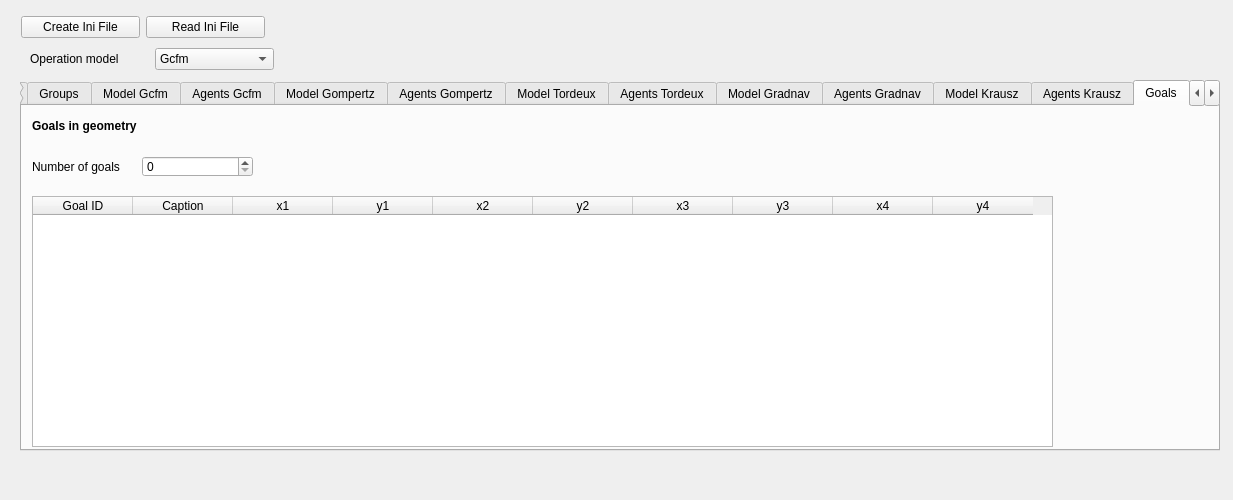
Old version of the form forms/inifilewidget.ui in the repository JuPedSim/jpseditor.
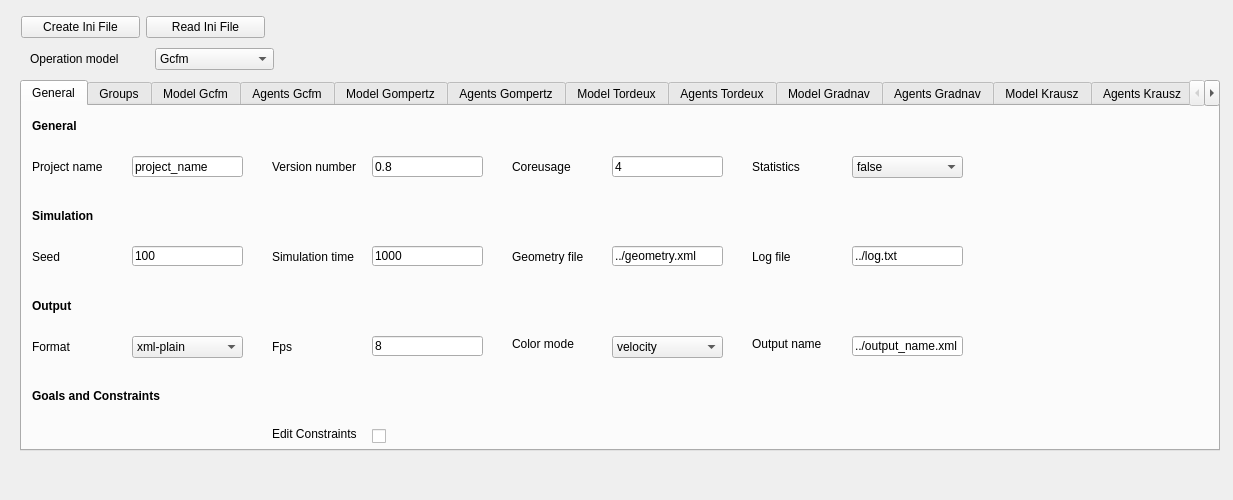
New version of the form. The open tabs and pages were chosen to show the change.

Commit message: Remove goal in inifile widget

The edit to the form file:
```diff
--- a/forms/inifilewidget.ui
+++ b/forms/inifilewidget.ui
@@ -35,7 +35,7 @@
     <string notr="true"/>
    </property>
    <property name="currentIndex">
-    <number>1</number>
+    <number>0</number>
    </property>
    <widget class="QWidget" name="tab_general">
     <attribute name="title">
@@ -318,32 +318,6 @@
       <string>&lt;html&gt;&lt;head/&gt;&lt;body&gt;&lt;p&gt;&lt;span style=&quot; font-weight:600;&quot;&gt;Goals and Constraints&lt;/span&gt;&lt;/p&gt;&lt;/body&gt;&lt;/html&gt;</string>
      </property>
     </widget>
-    <widget class="QCheckBox" name="checkBox_general_1">
-     <property name="geometry">
-      <rect>
-       <x>110</x>
-       <y>320</y>
-       <width>31</width>
-       <height>21</height>
-      </rect>
-     </property>
-     <property name="text">
-      <string/>
-     </property>
-    </widget>
-    <widget class="QLabel" name="label_general_13">
-     <property name="geometry">
-      <rect>
-       <x>10</x>
-       <y>320</y>
-       <width>91</width>
-       <height>16</height>
-      </rect>
-     </property>
-     <property name="text">
-      <string>Edit Goals</string>
-     </property>
-    </widget>
     <widget class="QLabel" name="label_general_14">
      <property name="geometry">
       <rect>
@@ -3960,107 +3934,6 @@
      </property>
     </widget>
    </widget>
-   <widget class="QWidget" name="tab_goals">
-    <attribute name="title">
-     <string>Goals</string>
-    </attribute>
-    <widget class="QLabel" name="label_goals_a">
-     <property name="geometry">
-      <rect>
-       <x>10</x>
-       <y>10</y>
-       <width>111</width>
-       <height>21</height>
-      </rect>
-     </property>
-     <property name="text">
-      <string>&lt;html&gt;&lt;head/&gt;&lt;body&gt;&lt;p&gt;&lt;span style=&quot; font-weight:600;&quot;&gt;Goals in geometry&lt;/span&gt;&lt;/p&gt;&lt;/body&gt;&lt;/html&gt;</string>
-     </property>
-    </widget>
-    <widget class="QLabel" name="label_goals_1">
-     <property name="geometry">
-      <rect>
-       <x>10</x>
-       <y>50</y>
-       <width>111</width>
-       <height>21</height>
-      </rect>
-     </property>
-     <property name="text">
-      <string>Number of goals</string>
-     </property>
-    </widget>
-    <widget class="QSpinBox" name="spinBox_goals_1">
-     <property name="geometry">
-      <rect>
-       <x>120</x>
-       <y>50</y>
-       <width>111</width>
-       <height>21</height>
-      </rect>
-     </property>
-    </widget>
-    <widget class="QTableWidget" name="tableWidget_goals_1">
-     <property name="geometry">
-      <rect>
-       <x>10</x>
-       <y>90</y>
-       <width>1021</width>
-       <height>251</height>
-      </rect>
-     </property>
-     <column>
-      <property name="text">
-       <string>Goal ID</string>
-      </property>
-     </column>
-     <column>
-      <property name="text">
-       <string>Caption</string>
-      </property>
-     </column>
-     <column>
-      <property name="text">
-       <string>x1</string>
-      </property>
-     </column>
-     <column>
-      <property name="text">
-       <string>y1</string>
-      </property>
-     </column>
-     <column>
-      <property name="text">
-       <string>x2</string>
-      </property>
-     </column>
-     <column>
-      <property name="text">
-       <string>y2</string>
-      </property>
-     </column>
-     <column>
-      <property name="text">
-       <string>x3</string>
-      </property>
-     </column>
-     <column>
-      <property name="text">
-       <string>y3</string>
-      </property>
-     </column>
-     <column>
-      <property name="text">
-       <string>x4</string>
-      </property>
-     </column>
-     <column>
-      <property name="text">
-       <string>y4</string>
-      </property>
-     </column>
-    </widget>
-   </widget>
    <widget class="QWidget" name="tab_constraints">
     <property name="enabled">
      <bool>true</bool>
```
Left out of the diff: 3 changed lines with no effect on the pictures. The commit also changes 2 other files.
